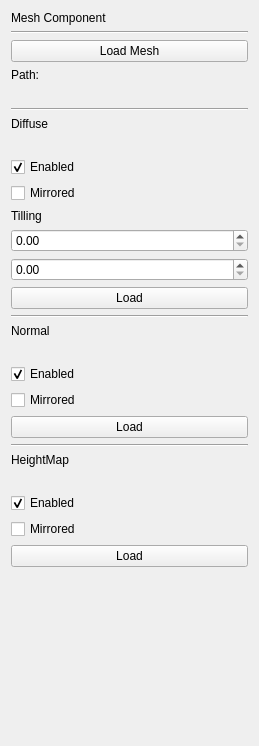
This is meshcomponentwidget.ui in rogerbusquets97/Graphics-Engine as Qt 5 draws it before an edit. The edited form follows.
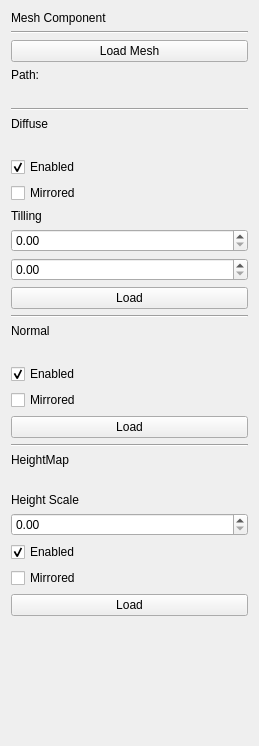
This is the edited form.

Patch:
```diff
--- a/meshcomponentwidget.ui
+++ b/meshcomponentwidget.ui
@@ -179,6 +179,16 @@
      </property>
     </widget>
    </item>
+   <item>
+    <widget class="QLabel" name="label_6">
+     <property name="text">
+      <string>Height Scale</string>
+     </property>
+    </widget>
+   </item>
+   <item>
+    <widget class="QDoubleSpinBox" name="HeightScale"/>
+   </item>
    <item>
     <widget class="QCheckBox" name="ParallaxEnabledCheckBox">
      <property name="text">
```
